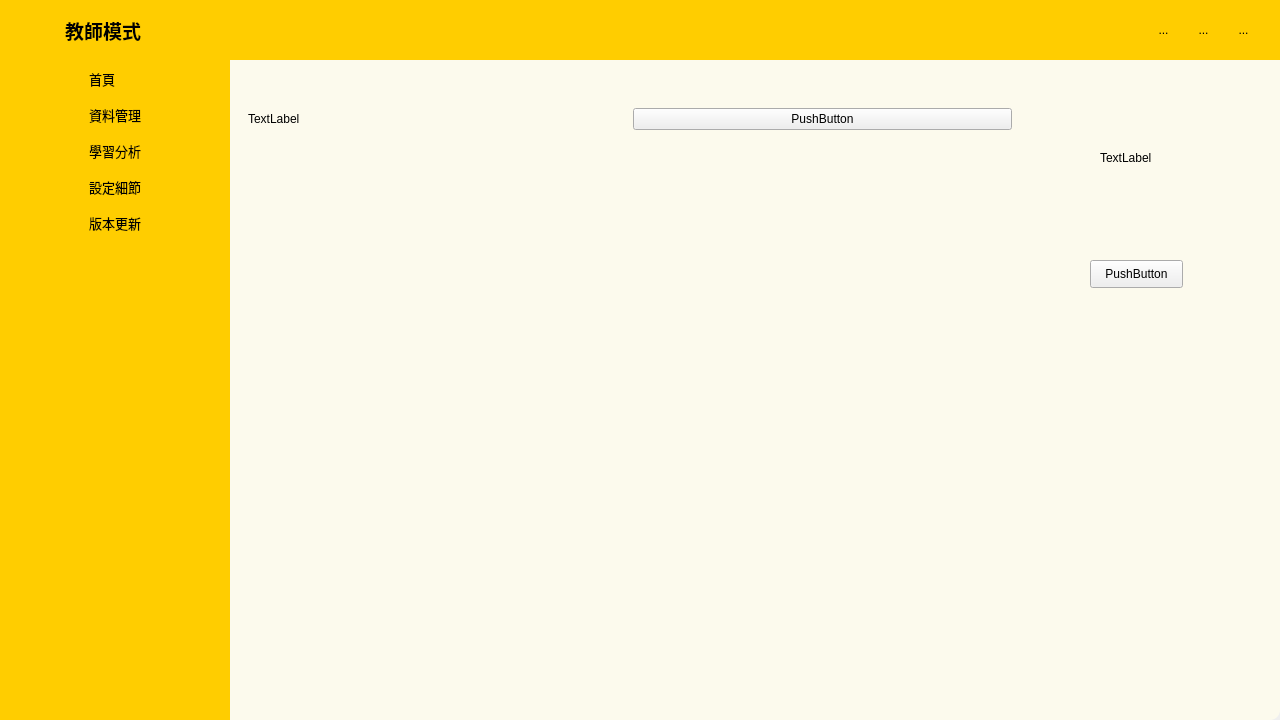
Above: ui/teacher_mode.ui from forggy0113/re-lego before the change. Below: the same form after it.
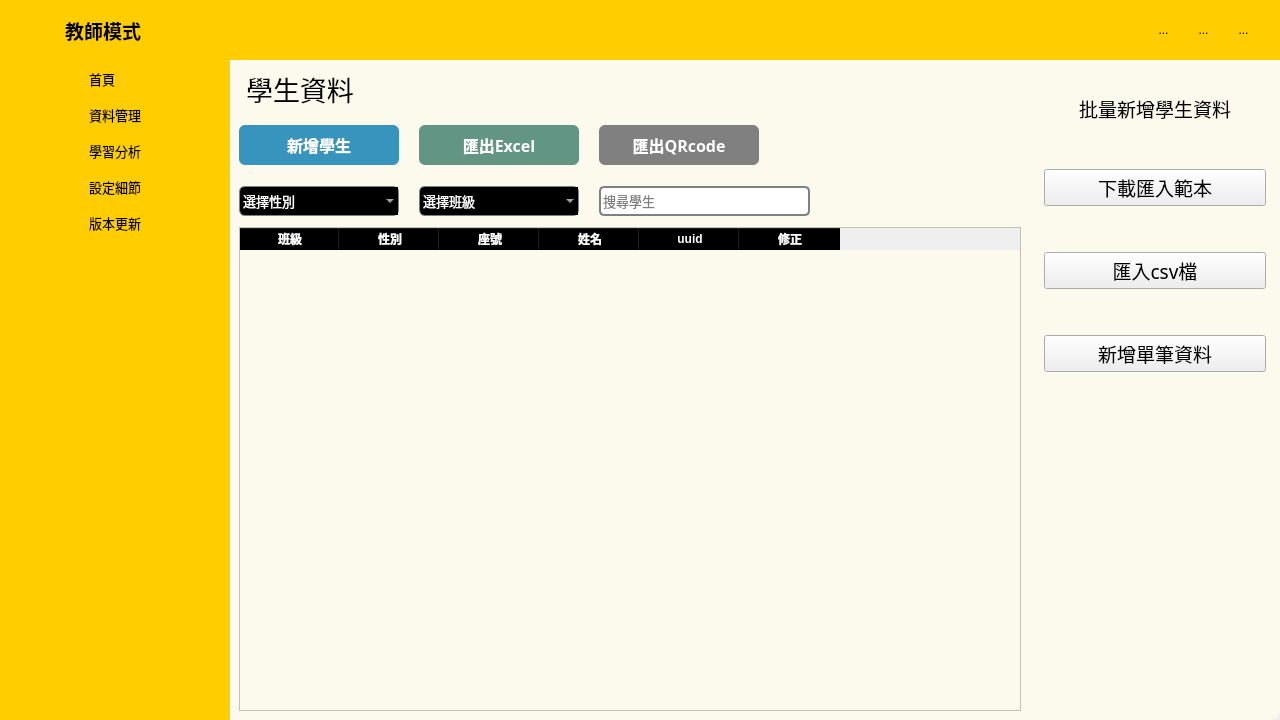
That is the form after the change. The open tabs and pages were chosen to show the change. Icons and pictures are not drawn.

Commit message: [add]teacher_mode

What changed in the file:
```diff
--- a/ui/teacher_mode.ui
+++ b/ui/teacher_mode.ui
@@ -836,53 +836,441 @@
                  </property>
                  <item>
                   <widget class="QWidget" name="widget" native="true">
+                   <property name="styleSheet">
+                    <string notr="true">QComboBox{
+border:1px solid gray;
+border-radius:6px;
+padding:1px 18px 1px 3px;
+background-color:black;
+color:white;
+selection-background-color:black;
+}
+
+
+QLineEdit{
+    background-color: white;
+    border-radius: 5px;
+border:2px solid gray;
+}
+
+</string>
+                   </property>
                    <layout class="QVBoxLayout" name="verticalLayout_5">
                     <item>
-                     <widget class="QWidget" name="widget_3" native="true">
-                      <property name="minimumSize">
-                       <size>
-                        <width>0</width>
-                        <height>100</height>
-                       </size>
+                     <widget class="QLabel" name="label">
+                      <property name="font">
+                       <font>
+                        <family>微軟正黑體</family>
+                        <pointsize>20</pointsize>
+                       </font>
                       </property>
-                      <property name="maximumSize">
-                       <size>
-                        <width>16777215</width>
-                        <height>100</height>
-                       </size>
+                      <property name="text">
+                       <string> 學生資料</string>
                       </property>
-                      <layout class="QHBoxLayout" name="horizontalLayout_9">
-                       <item>
-                        <widget class="QLabel" name="label">
+                     </widget>
+                    </item>
+                    <item>
+                     <layout class="QHBoxLayout" name="horizontalLayout_9">
+                      <property name="spacing">
+                       <number>20</number>
+                      </property>
+                      <property name="topMargin">
+                       <number>10</number>
+                      </property>
+                      <property name="bottomMargin">
+                       <number>10</number>
+                      </property>
+                      <item>
+                       <widget class="QPushButton" name="btn_push_create_stu">
+                        <property name="minimumSize">
+                         <size>
+                          <width>160</width>
+                          <height>40</height>
+                         </size>
+                        </property>
+                        <property name="maximumSize">
+                         <size>
+                          <width>160</width>
+                          <height>40</height>
+                         </size>
+                        </property>
+                        <property name="font">
+                         <font>
+                          <family>微軟正黑體</family>
+                          <pointsize>12</pointsize>
+                          <weight>75</weight>
+                          <bold>true</bold>
+                         </font>
+                        </property>
+                        <property name="styleSheet">
+                         <string notr="true">#btn_push_create_stu{
+border:none;
+border-radius :6px;
+background-color: #3795BD;
+color:white;
+}
+
+#btn_push_create_stu:hover{
+border:none;
+border-radius :6px;
+background-color: #3A6D8C;
+
+color:white;
+}
+
+#btn_push_create_stu:check{
+border:none;
+border-radius :6px;
+background-color: #3A6D8C;
+
+color:white;
+}</string>
+                        </property>
+                        <property name="text">
+                         <string>新增學生</string>
+                        </property>
+                        <property name="icon">
+                         <iconset>
+                          <normaloff>icon_0925/person_add.png</normaloff>icon_0925/person_add.png</iconset>
+                        </property>
+                        <property name="iconSize">
+                         <size>
+                          <width>30</width>
+                          <height>30</height>
+                         </size>
+                        </property>
+                        <property name="checkable">
+                         <bool>true</bool>
+                        </property>
+                        <property name="autoExclusive">
+                         <bool>true</bool>
+                        </property>
+                       </widget>
+                      </item>
+                      <item>
+                       <widget class="QPushButton" name="btn_import_excel">
+                        <property name="minimumSize">
+                         <size>
+                          <width>160</width>
+                          <height>40</height>
+                         </size>
+                        </property>
+                        <property name="maximumSize">
+                         <size>
+                          <width>160</width>
+                          <height>40</height>
+                         </size>
+                        </property>
+                        <property name="font">
+                         <font>
+                          <family>微軟正黑體</family>
+                          <pointsize>12</pointsize>
+                          <weight>75</weight>
+                          <bold>true</bold>
+                         </font>
+                        </property>
+                        <property name="styleSheet">
+                         <string notr="true">#btn_import_excel{
+border:none;
+border-radius :6px;
+background-color: #629584;
+color:white;
+}
+
+#btn_import_excel:hover{
+border:none;
+border-radius :6px;
+background-color:#387478;
+color:white;
+}
+
+#btn_import_excel:check{
+border:none;
+border-radius :6px;
+background-color:#387478c;
+color:white;
+
+}</string>
+                        </property>
+                        <property name="text">
+                         <string>匯出Excel</string>
+                        </property>
+                        <property name="icon">
+                         <iconset>
+                          <normaloff>icon_0925/import_excel.png</normaloff>icon_0925/import_excel.png</iconset>
+                        </property>
+                        <property name="iconSize">
+                         <size>
+                          <width>30</width>
+                          <height>30</height>
+                         </size>
+                        </property>
+                       </widget>
+                      </item>
+                      <item>
+                       <widget class="QPushButton" name="btn_import_qrcode">
+                        <property name="minimumSize">
+                         <size>
+                          <width>160</width>
+                          <height>40</height>
+                         </size>
+                        </property>
+                        <property name="maximumSize">
+                         <size>
+                          <width>160</width>
+                          <height>40</height>
+                         </size>
+                        </property>
+                        <property name="font">
+                         <font>
+                          <family>微軟正黑體</family>
+                          <pointsize>12</pointsize>
+                          <weight>75</weight>
+                          <bold>true</bold>
+                         </font>
+                        </property>
+                        <property name="styleSheet">
+                         <string notr="true">#btn_import_qrcode{
+border:none;
+border-radius :6px;
+background-color:gray;
+color:white;
+}
+
+#btn_import_qrcode:hover{
+border:none;
+border-radius :6px;
+background-color: black;
+color:white;
+}
+
+#btn_import_qrcode:check{
+border:none;
+border-radius :6px;
+background-color:black;
+color: white;
+}</string>
+                        </property>
+                        <property name="text">
+                         <string>匯出QRcode</string>
+                        </property>
+                        <property name="icon">
+                         <iconset>
+                          <normaloff>icon_0925/import_qr_code.png</normaloff>icon_0925/import_qr_code.png</iconset>
+                        </property>
+                        <property name="iconSize">
+                         <size>
+                          <width>30</width>
+                          <height>30</height>
+                         </size>
+                        </property>
+                       </widget>
+                      </item>
+                      <item>
+                       <spacer name="spacer">
+                        <property name="orientation">
+                         <enum>Qt::Horizontal</enum>
+                        </property>
+                        <property name="sizeHint" stdset="0">
+                         <size>
+                          <width>40</width>
+                          <height>20</height>
+                         </size>
+                        </property>
+                       </spacer>
+                      </item>
+                     </layout>
+                    </item>
+                    <item>
+                     <layout class="QHBoxLayout" name="horizontalLayout_12">
+                      <property name="spacing">
+                       <number>20</number>
+                      </property>
+                      <property name="topMargin">
+                       <number>5</number>
+                      </property>
+                      <property name="bottomMargin">
+                       <number>5</number>
+                      </property>
+                      <item>
+                       <widget class="QComboBox" name="box_search_sex">
+                        <property name="minimumSize">
+                         <size>
+                          <width>160</width>
+                          <height>30</height>
+                         </size>
+                        </property>
+                        <property name="maximumSize">
+                         <size>
+                          <width>160</width>
+                          <height>60</height>
+                         </size>
+                        </property>
+                        <property name="font">
+                         <font>
+                          <family>微軟正黑體</family>
+                          <pointsize>10</pointsize>
+                         </font>
+                        </property>
+                        <property name="currentText">
+                         <string>選擇性別</string>
+                        </property>
+                        <item>
                          <property name="text">
-                          <string>TextLabel</string>
+                          <string>選擇性別</string>
                          </property>
-                        </widget>
-                       </item>
-                       <item>
-                        <widget class="QPushButton" name="pushButton">
+                        </item>
+                        <item>
                          <property name="text">
-                          <string>PushButton</string>
+                          <string>男孩</string>
                          </property>
-                         <property name="checkable">
-                          <bool>true</bool>
+                        </item>
+                        <item>
+                         <property name="text">
+                          <string>女孩</string>
                          </property>
-                         <property name="autoExclusive">
-                          <bool>true</bool>
+                        </item>
+                       </widget>
+                      </item>
+                      <item>
+                       <widget class="QComboBox" name="box_search_class">
+                        <property name="minimumSize">
+                         <size>
+                          <width>160</width>
+                          <height>30</height>
+                         </size>
+                        </property>
+                        <property name="maximumSize">
+                         <size>
+                          <width>160</width>
+                          <height>60</height>
+                         </size>
+                        </property>
+                        <property name="font">
+                         <font>
+                          <family>微軟正黑體</family>
+                          <pointsize>10</pointsize>
+                         </font>
+                        </property>
+                        <item>
+                         <property name="text">
+                          <string>選擇班級</string>
                          </property>
-                        </widget>
-                       </item>
-                      </layout>
-                     </widget>
+                        </item>
+                        <item>
+                         <property name="text">
+                          <string>大班</string>
+                         </property>
+                        </item>
+                        <item>
+                         <property name="text">
+                          <string>中班</string>
+                         </property>
+                        </item>
+                        <item>
+                         <property name="text">
+                          <string>小班</string>
+                         </property>
+                        </item>
+                       </widget>
+                      </item>
+                      <item>
+                       <widget class="QLineEdit" name="txt_search_stu">
+                        <property name="minimumSize">
+                         <size>
+                          <width>0</width>
+                          <height>30</height>
+                         </size>
+                        </property>
+                        <property name="maximumSize">
+                         <size>
+                          <width>500</width>
+                          <height>60</height>
+                         </size>
+                        </property>
+                        <property name="font">
+                         <font>
+                          <family>微軟正黑體</family>
+                          <pointsize>10</pointsize>
+                         </font>
+                        </property>
+                        <property name="placeholderText">
+                         <string>搜尋學生</string>
+                        </property>
+                       </widget>
+                      </item>
+                      <item>
+                       <spacer name="horizontalSpacer_5">
+                        <property name="orientation">
+                         <enum>Qt::Horizontal</enum>
+                        </property>
+                        <property name="sizeHint" stdset="0">
+                         <size>
+                          <width>40</width>
+                          <height>20</height>
+                         </size>
+                        </property>
+                       </spacer>
+                      </item>
+                     </layout>
                     </item>
                     <item>
-                     <widget class="QWidget" name="widget_4" native="true">
-                      <layout class="QVBoxLayout" name="verticalLayout_6"/>
+                     <widget class="QTableWidget" name="table_stu">
+                      <property name="font">
+                       <font>
+                        <family>微軟正黑體</family>
+                        <pointsize>12</pointsize>
+                        <weight>75</weight>
+                        <bold>true</bold>
+                       </font>
+                      </property>
+                      <property name="styleSheet">
+                       <string notr="true">QHeaderView::section{
+font-weight: bold;
+background-color: black;
+color:white;
+}
+
+QTableWidget{
+alternate-background-color: #D8D9DA;
+background-color:#FCFAED;
+}</string>
+                      </property>
+                      <property name="alternatingRowColors">
+                       <bool>true</bool>
+                      </property>
+                      <column>
+                       <property name="text">
+                        <string>班級</string>
+                       </property>
+                      </column>
+                      <column>
+                       <property name="text">
+                        <string>性別</string>
+                       </property>
+                      </column>
+                      <column>
+                       <property name="text">
+                        <string>座號</string>
+                       </property>
+                      </column>
+                      <column>
+                       <property name="text">
+                        <string>姓名</string>
+                       </property>
+                      </column>
+                      <column>
+                       <property name="text">
+                        <string>uuid</string>
+                       </property>
+                      </column>
+                      <column>
+                       <property name="text">
+                        <string>修正</string>
+                       </property>
+                      </column>
                      </widget>
                     </item>
-                    <item>
-                     <widget class="QWidget" name="widget_5" native="true"/>
-                    </item>
                    </layout>
                   </widget>
                  </item>
@@ -902,19 +1290,19 @@
                    </property>
                    <layout class="QHBoxLayout" name="horizontalLayout_10" stretch="0">
                     <property name="spacing">
-                     <number>0</number>
+                     <number>5</number>
                     </property>
                     <property name="leftMargin">
-                     <number>0</number>
+                     <number>5</number>
                     </property>
                     <property name="topMargin">
-                     <number>0</number>
+                     <number>5</number>
                     </property>
                     <property name="rightMargin">
-                     <number>0</number>
+                     <number>5</number>
                     </property>
                     <property name="bottomMargin">
-                     <number>0</number>
+                     <number>5</number>
                     </property>
                     <item>
                      <widget class="QStackedWidget" name="stack_create_data">
@@ -1204,32 +1592,143 @@
                        </layout>
                       </widget>
                       <widget class="QWidget" name="page_create_new_file">
-                       <widget class="QLabel" name="label_8">
-                        <property name="geometry">
-                         <rect>
-                          <x>70</x>
-                          <y>90</y>
-                          <width>58</width>
-                          <height>15</height>
-                         </rect>
-                        </property>
-                        <property name="text">
-                         <string>TextLabel</string>
-                        </property>
-                       </widget>
-                       <widget class="QPushButton" name="pushButton_2">
-                        <property name="geometry">
-                         <rect>
-                          <x>60</x>
-                          <y>200</y>
-                          <width>93</width>
-                          <height>28</height>
-                         </rect>
-                        </property>
-                        <property name="text">
-                         <string>PushButton</string>
-                        </property>
-                       </widget>
+                       <property name="font">
+                        <font>
+                         <family>AniMe Matrix - MB_EN</family>
+                         <pointsize>14</pointsize>
+                        </font>
+                       </property>
+                       <layout class="QVBoxLayout" name="verticalLayout_8">
+                        <item>
+                         <widget class="QLabel" name="icon_create_file">
+                          <property name="text">
+                           <string/>
+                          </property>
+                          <property name="pixmap">
+                           <pixmap>icon_0925/edit.png</pixmap>
+                          </property>
+                          <property name="alignment">
+                           <set>Qt::AlignCenter</set>
+                          </property>
+                         </widget>
+                        </item>
+                        <item>
+                         <widget class="QLabel" name="txt_create_file">
+                          <property name="font">
+                           <font>
+                            <family>微軟正黑體</family>
+                            <pointsize>14</pointsize>
+                           </font>
+                          </property>
+                          <property name="text">
+                           <string>批量新增學生資料</string>
+                          </property>
+                          <property name="alignment">
+                           <set>Qt::AlignCenter</set>
+                          </property>
+                         </widget>
+                        </item>
+                        <item>
+                         <spacer name="verticalSpacer_15">
+                          <property name="orientation">
+                           <enum>Qt::Vertical</enum>
+                          </property>
+                          <property name="sizeType">
+                           <enum>QSizePolicy::Fixed</enum>
+                          </property>
+                          <property name="sizeHint" stdset="0">
+                           <size>
+                            <width>20</width>
+                            <height>40</height>
+                           </size>
+                          </property>
+                         </spacer>
+                        </item>
+                        <item>
+                         <widget class="QPushButton" name="btn_download_file">
+                          <property name="font">
+                           <font>
+                            <family>微軟正黑體</family>
+                            <pointsize>14</pointsize>
+                           </font>
+                          </property>
+                          <property name="text">
+                           <string>下載匯入範本</string>
+                          </property>
+                         </widget>
+                        </item>
+                        <item>
+                         <spacer name="verticalSpacer_19">
+                          <property name="orientation">
+                           <enum>Qt::Vertical</enum>
+                          </property>
+                          <property name="sizeType">
+                           <enum>QSizePolicy::Fixed</enum>
+                          </property>
+                          <property name="sizeHint" stdset="0">
+                           <size>
+                            <width>20</width>
+                            <height>40</height>
+                           </size>
+                          </property>
+                         </spacer>
+                        </item>
+                        <item>
+                         <widget class="QPushButton" name="btn_import_csvfile">
+                          <property name="font">
+                           <font>
+                            <family>微軟正黑體</family>
+                            <pointsize>14</pointsize>
+                           </font>
+                          </property>
+                          <property name="text">
+                           <string>匯入csv檔</string>
+                          </property>
+                         </widget>
+                        </item>
+                        <item>
+                         <spacer name="verticalSpacer_17">
+                          <property name="orientation">
+                           <enum>Qt::Vertical</enum>
+                          </property>
+                          <property name="sizeType">
+                           <enum>QSizePolicy::Fixed</enum>
+                          </property>
+                          <property name="sizeHint" stdset="0">
+                           <size>
+                            <width>20</width>
+                            <height>40</height>
+                           </size>
+                          </property>
+                         </spacer>
+                        </item>
+                        <item>
+                         <widget class="QPushButton" name="btn_create_data">
+                          <property name="font">
+                           <font>
+                            <family>微軟正黑體</family>
+                            <pointsize>14</pointsize>
+                           </font>
+                          </property>
+                          <property name="text">
+                           <string>新增單筆資料</string>
+                          </property>
+                         </widget>
+                        </item>
+                        <item>
+                         <spacer name="verticalSpacer_14">
+                          <property name="orientation">
+                           <enum>Qt::Vertical</enum>
+                          </property>
+                          <property name="sizeHint" stdset="0">
+                           <size>
+                            <width>20</width>
+                            <height>40</height>
+                           </size>
+                          </property>
+                         </spacer>
+                        </item>
+                       </layout>
                       </widget>
                      </widget>
                     </item>
```
Left out of the diff: 55 changed lines with no effect on the pictures. The commit also changes 9 other files.
